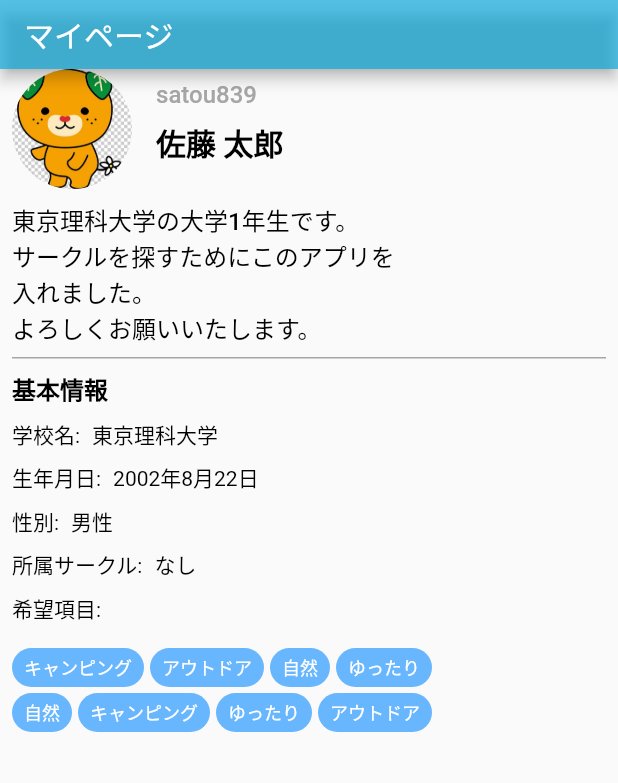
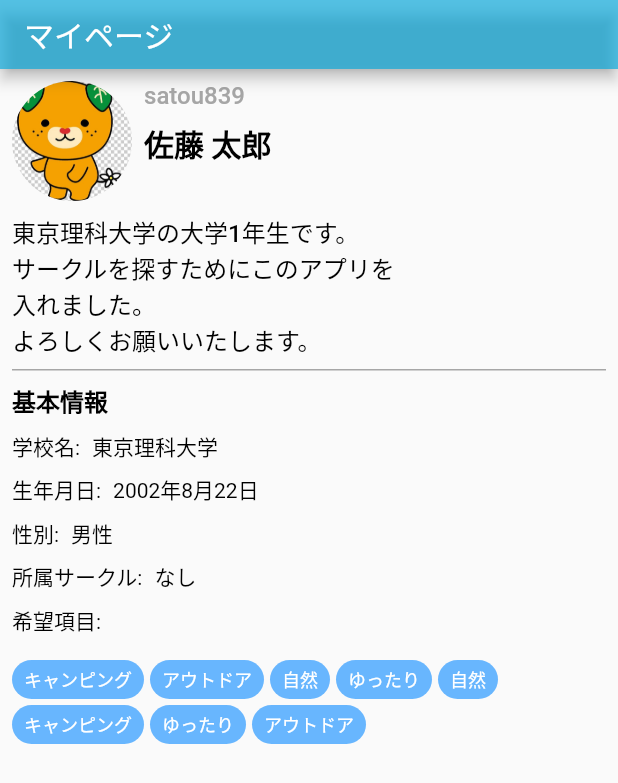
Before and after one commit to circles777/Circles, a Flutter app: the Mypage widget shown alone on an empty page, opened directly, on a phone screen of 412 x 824 dp. Shown: the top 783 px of the screen. Run offline on Flutter 3.47's test engine with Material 2 defaults, Android fonts, the light colour scheme and no system bars; our stand-ins replace flutter_dotenv, flutter_hooks, flutter_riverpod, hooks_riverpod, persistent_bottom_nav_bar_v2, shared_preferences; missing offline and left inert: dart:html; accounts and stored records are empty; network calls fail.

Commit message:
fix padding and crossAxisAlignment

```diff
--- a/mobile/lib/screens/User/Mypage.dart
+++ b/mobile/lib/screens/User/Mypage.dart
@@ -32,120 +32,150 @@ class Mypage extends HookWidget {
   @override
   Widget build(BuildContext context) {
     return BaseLayout(
-      title:"マイページ",
-      child:ColumnViewWithGap(gap:8 , children:[
-        RowViewWithGap(gap: 8, children:[
-      Padding(
-        padding:EdgeInsets.only(left: 8, right: 8),
-        child: Avater(
+        title: "マイページ",
+        // body部分の画面のpaddingが全て8pxだから、一番上をpaddingで囲っていい
+        child: Padding(
+          padding: EdgeInsets.all(8),
+          child: ColumnViewWithGap(gap: 8, children: [
+            RowViewWithGap(
+                gap: 8,
+                crossAxisAlignment: CrossAxisAlignment.start, //ここで上揃いにする
+                children: [
+                  Avater(
                     size: 80,
-        image:AssetImage('public/mican.jpeg'),
-        )
+                    image: AssetImage('public/mican.jpeg'),
                   ),
                   ColumnViewWithGap(gap: 8, children: [
                     Text('satou839',
-        style:TextStyle(fontSize: 16, fontWeight: FontWeight.w500, color: Color.fromRGBO(
-                      166, 166, 166, 1))
-        ),
+                        style: TextStyle(
+                            fontSize: 16,
+                            fontWeight: FontWeight.w500,
+                            color: Color.fromRGBO(166, 166, 166, 1))),
                     Text('佐藤 太郎',
-        style:TextStyle(fontSize: 20, fontWeight: FontWeight.w600, color: Color.fromRGBO(
-                      0, 0, 0, 1))
-         ),
+                        style: TextStyle(
+                            fontSize: 20,
+                            fontWeight: FontWeight.w600,
+                            color: Color.fromRGBO(0, 0, 0, 1))),
                   ]),
                 ]),
             //自己紹介
-      Padding(
-        padding:EdgeInsets.only(left: 8, right: 8),
-        child:Text('東京理科大学の大学1年生です。\nサークルを探すためにこのアプリを\n入れました。\nよろしくお願いいたします。',
-        style:TextStyle(fontSize: 16, fontWeight: FontWeight.w500, color: Color.fromRGBO(
-                      0, 0, 0, 1))
-        )),
 
-      Padding(
-        padding: EdgeInsets.only(left: 8, right: 8),
-        child: Container(
+            Text('東京理科大学の大学1年生です。\nサークルを探すためにこのアプリを\n入れました。\nよろしくお願いいたします。',
+                style: TextStyle(
+                    fontSize: 16,
+                    fontWeight: FontWeight.w500,
+                    color: Color.fromRGBO(0, 0, 0, 1))),
+
+            Container(
                 decoration: BoxDecoration(
                     border: Border(
                         bottom: BorderSide(
               color: Color.fromRGBO(
                   166, 166, 166, 1), //Color.fromRGBO(96, 125, 139, 1),
               width: 1.0,
-                ))
-                ))),
-
+            )))),
 
             //ユーザー情報
-        Padding(
-          padding:EdgeInsets.only(left: 8, right: 8),
-          child:ColumnViewWithGap(gap: 8, children:[
+            ColumnViewWithGap(gap: 8, children: [
               Text('基本情報',
-    style:TextStyle(fontSize: 16, fontWeight: FontWeight.w600, color: Color.fromRGBO(
-                      0, 0, 0, 1))),
+                  style: TextStyle(
+                      fontSize: 16,
+                      fontWeight: FontWeight.w600,
+                      color: Color.fromRGBO(0, 0, 0, 1))),
               RowViewWithGap(gap: 8, children: [
                 Text('学校名:',
-    style:TextStyle(fontSize: 14, fontWeight: FontWeight.w400, color: Color.fromRGBO(
-                      0, 0, 0, 1))),
+                    style: TextStyle(
+                        fontSize: 14,
+                        fontWeight: FontWeight.w400,
+                        color: Color.fromRGBO(0, 0, 0, 1))),
                 Text('東京理科大学',
-    style:TextStyle(fontSize: 14, fontWeight: FontWeight.w400, color: Color.fromRGBO(
-                      0, 0, 0, 1)))
+                    style: TextStyle(
+                        fontSize: 14,
+                        fontWeight: FontWeight.w400,
+                        color: Color.fromRGBO(0, 0, 0, 1)))
+              ]),
+              RowViewWithGap(gap: 8, children: [
+                Text('生年月日:',
+                    style: TextStyle(
+                        fontSize: 14,
+                        fontWeight: FontWeight.w400,
+                        color: Color.fromRGBO(0, 0, 0, 1))),
+                Text('2002年8月22日',
+                    style: TextStyle(
+                        fontSize: 14,
+                        fontWeight: FontWeight.w400,
+                        color: Color.fromRGBO(0, 0, 0, 1)))
+              ]),
+              RowViewWithGap(gap: 8, children: [
+                Text('性別:',
+                    style: TextStyle(
+                        fontSize: 14,
+                        fontWeight: FontWeight.w400,
+                        color: Color.fromRGBO(0, 0, 0, 1))),
+                Text('男性',
+                    style: TextStyle(
+                        fontSize: 14,
+                        fontWeight: FontWeight.w400,
+                        color: Color.fromRGBO(0, 0, 0, 1)))
+              ]),
+              RowViewWithGap(gap: 8, children: [
+                Text('所属サークル:',
+                    style: TextStyle(
+                        fontSize: 14,
+                        fontWeight: FontWeight.w400,
+                        color: Color.fromRGBO(0, 0, 0, 1))),
+                Text('なし',
+                    style: TextStyle(
+                        fontSize: 14,
+                        fontWeight: FontWeight.w400,
+                        color: Color.fromRGBO(0, 0, 0, 1)))
+              ]),
+              RowViewWithGap(gap: 8, children: [
+                Text('希望項目:',
+                    style: TextStyle(
+                        fontSize: 14,
+                        fontWeight: FontWeight.w400,
+                        color: Color.fromRGBO(0, 0, 0, 1))),
+                Text('',
+                    style: TextStyle(
+                        fontSize: 14,
+                        fontWeight: FontWeight.w400,
+                        color: Color.fromRGBO(0, 0, 0, 1)))
+              ])
             ]),
 
-    RowViewWithGap(gap: 8, children: [
-    Text('生年月日:',
-    style:TextStyle(fontSize: 14, fontWeight: FontWeight.w400, color: Color.fromRGBO(
-                      0, 0, 0, 1))),
-    Text('2002年8月22日',
-    style:TextStyle(fontSize: 14, fontWeight: FontWeight.w400, color: Color.fromRGBO(
-                      0, 0, 0, 1)))
+            //タグ
+            Wrap(
+                direction: Axis.horizontal,
+                spacing: 4, // horizontal gap
+                runSpacing: 4,
+                children: [
+                  Tag(
+                      name: 'キャンピング',
+                      backgroundColor: Color.fromRGBO(68, 165, 255, 0.8)),
+                  Tag(
+                      name: 'アウトドア',
+                      backgroundColor: Color.fromRGBO(68, 165, 255, 0.8)),
+                  Tag(
+                      name: '自然',
+                      backgroundColor: Color.fromRGBO(68, 165, 255, 0.8)),
+                  Tag(
+                      name: 'ゆったり',
+                      backgroundColor: Color.fromRGBO(68, 165, 255, 0.8)),
+                  Tag(
+                      name: '自然',
+                      backgroundColor: Color.fromRGBO(68, 165, 255, 0.8)),
+                  Tag(
+                      name: 'キャンピング',
+                      backgroundColor: Color.fromRGBO(68, 165, 255, 0.8)),
+                  Tag(
+                      name: 'ゆったり',
+                      backgroundColor: Color.fromRGBO(68, 165, 255, 0.8)),
+                  Tag(
+                      name: 'アウトドア',
+                      backgroundColor: Color.fromRGBO(68, 165, 255, 0.8)),
+                ])
           ]),
-
-     RowViewWithGap(gap: 8, children: [
-    Text('性別:',
-    style:TextStyle(fontSize: 14, fontWeight: FontWeight.w400, color: Color.fromRGBO(
-                      0, 0, 0, 1))),
-    Text('男性',
-    style:TextStyle(fontSize: 14, fontWeight: FontWeight.w400, color: Color.fromRGBO(
-                      0, 0, 0, 1)))
-    ]),
-
-     RowViewWithGap(gap: 8, children: [
-    Text('所属サークル:',
-    style:TextStyle(fontSize: 14, fontWeight: FontWeight.w400, color: Color.fromRGBO(
-                      0, 0, 0, 1))),
-    Text('なし',
-    style:TextStyle(fontSize: 14, fontWeight: FontWeight.w400, color: Color.fromRGBO(
-                      0, 0, 0, 1)))
-    ]),
-
-     RowViewWithGap(gap: 8, children: [
-    Text('希望項目:',
-    style:TextStyle(fontSize: 14, fontWeight: FontWeight.w400, color: Color.fromRGBO(
-                      0, 0, 0, 1))),
-    Text('',
-    style:TextStyle(fontSize: 14, fontWeight: FontWeight.w400, color: Color.fromRGBO(
-                      0, 0, 0, 1)))
-    ])
-          ])),
-
-  //タグ
-  Container(
-    width:300,
-    child:
-  Padding(
-    padding:EdgeInsets.only(left: 8, right: 8),
-  child:Wrap(spacing: 4, runSpacing:4, children: [
-  Tag(name: 'キャンピング', backgroundColor: Color.fromRGBO(68,165,255,0.8)),
-  Tag(name: 'アウトドア', backgroundColor: Color.fromRGBO(68,165,255,0.8)),
-  Tag(name: '自然', backgroundColor: Color.fromRGBO(68,165,255,0.8)),
-  Tag(name: 'ゆったり', backgroundColor: Color.fromRGBO(68,165,255,0.8)),
-  Tag(name: '自然', backgroundColor: Color.fromRGBO(68,165,255,0.8)),
-  Tag(name: 'キャンピング', backgroundColor: Color.fromRGBO(68,165,255,0.8)),
-  Tag(name: 'ゆったり', backgroundColor: Color.fromRGBO(68,165,255,0.8)),
-  Tag(name: 'アウトドア', backgroundColor: Color.fromRGBO(68,165,255,0.8)),
-      ]))
-  )
-
-    ])
-    );
+        ));
   }
 }
```
Lines whose indentation alone changed are shown as unchanged.
